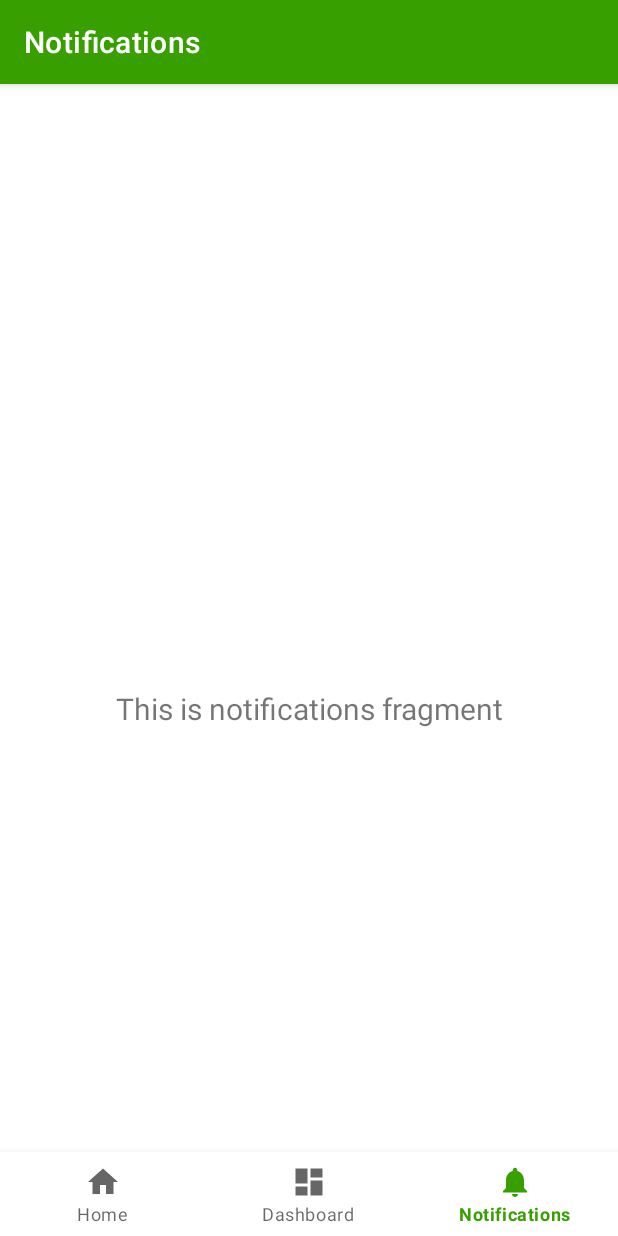
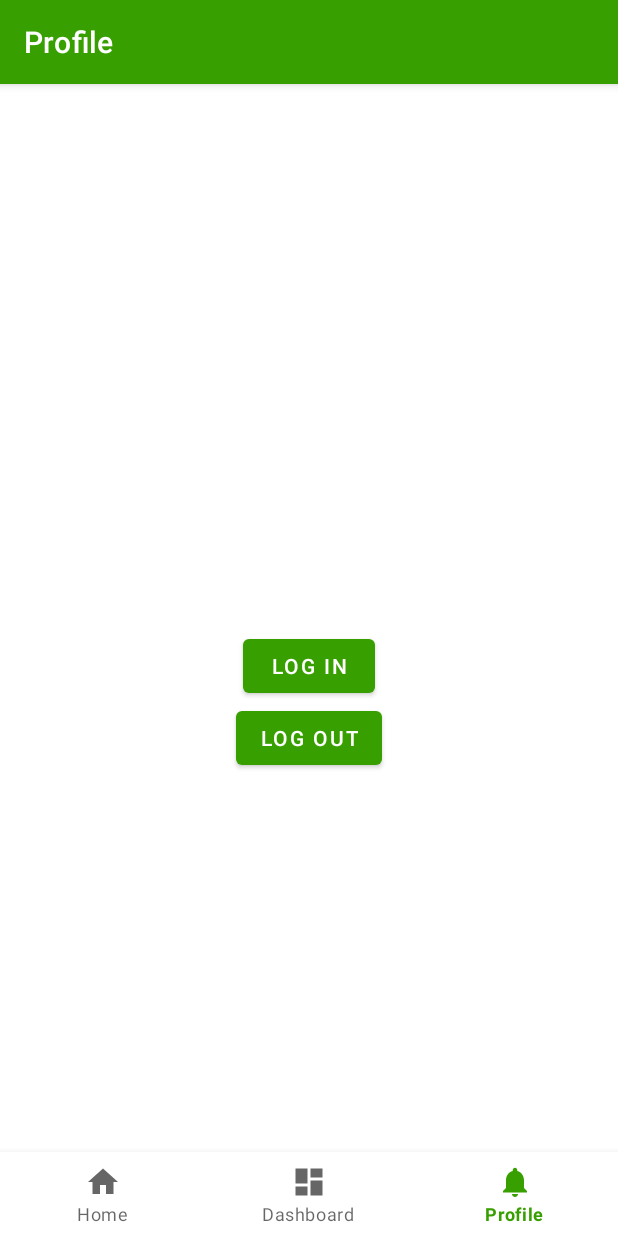
Before and after one commit to g-orl/JamParty, an Android app: the screen it shows after launch (MainActivity), item 3 of the bottom bar chosen, on a phone screen of 412 x 824 dp. Run offline under Robolectric (Android 15) with nearby library versions, the phone set to English and light mode, and no system bars; our stand-ins replace Firebase (no records; nobody signed in at launch, a user with empty details on screens opened directly), navigation-ui; libraries missing offline, so code that uses them is left out: com.spotify.android, com.spotify.sdk.

Commit message:
Added login functionality to new fragment profile

```diff
--- a/app/src/main/java/fr/eurecom/jamparty/MainActivity.java
+++ b/app/src/main/java/fr/eurecom/jamparty/MainActivity.java
@@ -7,6 +7,7 @@ import android.location.Location;
 import android.os.Bundle;
 import android.os.Looper;
 import android.util.Log;
+import android.widget.Toast;
 
 import com.google.android.gms.location.FusedLocationProviderClient;
 import com.google.android.gms.location.LocationCallback;
@@ -26,18 +27,15 @@ import androidx.navigation.Navigation;
 import androidx.navigation.ui.AppBarConfiguration;
 import androidx.navigation.ui.NavigationUI;
 
-import fr.eurecom.jamparty.databinding.ActivityMainBinding;
-
 import com.spotify.android.appremote.api.ConnectionParams;
 import com.spotify.android.appremote.api.Connector;
 import com.spotify.android.appremote.api.SpotifyAppRemote;
 
-import com.spotify.protocol.client.Subscription;
-import com.spotify.protocol.types.PlayerState;
-import com.spotify.protocol.types.Track;
 import com.spotify.sdk.android.auth.AuthorizationClient;
 import com.spotify.sdk.android.auth.AuthorizationRequest;
 import com.spotify.sdk.android.auth.AuthorizationResponse;
+
+import fr.eurecom.jamparty.databinding.ActivityMainBinding;
 
 
 public class MainActivity extends AppCompatActivity {
@@ -47,10 +45,11 @@ public class MainActivity extends AppCompatActivity {
     private FusedLocationProviderClient fusedLocationClient;
     public static String DATABASE_URL = "https://jamparty-c5fc6-default-rtdb.europe-west1.firebasedatabase.app/";
 
-    private static final String CLIENT_ID = "576209ee8d91417fbfc0e5ee2df80982";
-    private static final String REDIRECT_URI = "https://www.google.com/";
-    private SpotifyAppRemote mSpotifyAppRemote;
-    private static final int REQUEST_CODE = 1337;
+    public static String ACCESS_TOKEN = "";
+    public static final String CLIENT_ID = "576209ee8d91417fbfc0e5ee2df80982";
+    public static final String REDIRECT_URI = "fr.eurecom.jamparty://logged";
+    public static SpotifyAppRemote mSpotifyAppRemote;
+    public static final int REQUEST_CODE = 1337;
 
     @Override
     protected void onCreate(Bundle savedInstanceState) {
@@ -62,7 +61,7 @@ public class MainActivity extends AppCompatActivity {
         // Passing each menu ID as a set of Ids because each
         // menu should be considered as top level destinations.
         AppBarConfiguration appBarConfiguration = new AppBarConfiguration.Builder(
-                R.id.navigation_home, R.id.navigation_dashboard, R.id.navigation_notifications)
+                R.id.navigation_home, R.id.navigation_dashboard, R.id.navigation_profile)
                 .build();
         NavController navController = Navigation.findNavController(this, R.id.nav_host_fragment_activity_main);
         NavigationUI.setupActionBarWithNavController(this, navController, appBarConfiguration);
@@ -162,51 +161,19 @@ public class MainActivity extends AppCompatActivity {
     }
 
     private void connected(){
-        System.out.println("Connected to spotify");
+        mSpotifyAppRemote.getPlayerApi().resume();
+        // mSpotifyAppRemote.getPlayerApi().play("spotify:playlist:37i9dQZF1DX2sUQwD7tbmL");
     }
 
-    @Override
-    protected void onStart() {
-        super.onStart();
-        // Set the connection parameters
-        ConnectionParams connectionParams =
-                new ConnectionParams.Builder(CLIENT_ID)
-                        .setRedirectUri(REDIRECT_URI)
-                        .showAuthView(true)
-                        .build();
 
-        // Request code will be used to verify if result comes from the login activity. Can be set to any integer.
-
-        AuthorizationRequest.Builder builder =
-                new AuthorizationRequest.Builder(CLIENT_ID, AuthorizationResponse.Type.TOKEN, REDIRECT_URI);
-
-        builder.setScopes(new String[]{"streaming"});
-        AuthorizationRequest request = builder.build();
-
-        AuthorizationClient.openLoginActivity(this, REQUEST_CODE, request);
-
-
-        SpotifyAppRemote.connect(this, connectionParams,
-                new Connector.ConnectionListener() {
-
-                    @Override
-                    public void onConnected(SpotifyAppRemote spotifyAppRemote) {
-                        mSpotifyAppRemote = spotifyAppRemote;
-                        Log.d("MainActivity", "Connected! Yay!");
-
-                        // Now you can start interacting with App Remote
-                        connected();
-                    }
-
-                    @Override
-                    public void onFailure(Throwable throwable) {
-                        Log.e("MainActivity", throwable.getMessage(), throwable);
-
-                        // Something went wrong when attempting to connect! Handle errors here
-                    }
-                });
+    /*
+    public void spawnJoin(View v) {
+        if(location == null)
+            return;
+        JoinFragment floatingFragment = new JoinFragment();
+        floatingFragment.show(getSupportFragmentManager(), "YourFloatingFragmentTag");
     }
-
+    */
     protected void onActivityResult(int requestCode, int resultCode, Intent intent) {
         super.onActivityResult(requestCode, resultCode, intent);
 
@@ -218,7 +185,33 @@ public class MainActivity extends AppCompatActivity {
                 // Response was successful and contains auth token
                 case TOKEN:
                     // Handle successful response
-                    System.out.println("Token was received: " + response.getAccessToken().toString());
+
+                    ConnectionParams connectionParams =
+                            new ConnectionParams.Builder(CLIENT_ID)
+                                    .setRedirectUri(REDIRECT_URI)
+                                    .showAuthView(true)
+                                    .build();
+
+                    SpotifyAppRemote.connect(this, connectionParams,
+                            new Connector.ConnectionListener() {
+
+                                @Override
+                                public void onConnected(SpotifyAppRemote spotifyAppRemote) {
+                                    mSpotifyAppRemote = spotifyAppRemote;
+                                    Toast.makeText(MainActivity.this, "Connected", Toast.LENGTH_SHORT).show();
+
+                                    // Now you can start interacting with App Remote
+                                    connected();
+                                }
+
+                                @Override
+                                public void onFailure(Throwable throwable) {
+                                    Log.e("MainActivity", throwable.getMessage(), throwable);
+                                    Toast.makeText(MainActivity.this, "Failed", Toast.LENGTH_SHORT).show();
+
+                                    // Something went wrong when attempting to connect! Handle errors here
+                                }
+                            });
                     break;
 
                 // Auth flow returned an error
@@ -233,12 +226,4 @@ public class MainActivity extends AppCompatActivity {
         }
     }
 
-    /*
-    public void spawnJoin(View v) {
-        if(location == null)
-            return;
-        JoinFragment floatingFragment = new JoinFragment();
-        floatingFragment.show(getSupportFragmentManager(), "YourFloatingFragmentTag");
-    }
-    */
 }
--- a/app/src/main/java/fr/eurecom/jamparty/ui/notifications/NotificationsFragment.java
+++ /dev/null
@@ -1,37 +0,0 @@
-package fr.eurecom.jamparty.ui.notifications;
-
-import android.os.Bundle;
-import android.view.LayoutInflater;
-import android.view.View;
-import android.view.ViewGroup;
-import android.widget.TextView;
-
-import androidx.annotation.NonNull;
-import androidx.fragment.app.Fragment;
-import androidx.lifecycle.ViewModelProvider;
-
-import fr.eurecom.jamparty.databinding.FragmentNotificationsBinding;
-
-public class NotificationsFragment extends Fragment {
-
-    private FragmentNotificationsBinding binding;
-
-    public View onCreateView(@NonNull LayoutInflater inflater,
-                             ViewGroup container, Bundle savedInstanceState) {
-        NotificationsViewModel notificationsViewModel =
-                new ViewModelProvider(this).get(NotificationsViewModel.class);
-
-        binding = FragmentNotificationsBinding.inflate(inflater, container, false);
-        View root = binding.getRoot();
-
-        final TextView textView = binding.textNotifications;
-        notificationsViewModel.getText().observe(getViewLifecycleOwner(), textView::setText);
-        return root;
-    }
-
-    @Override
-    public void onDestroyView() {
-        super.onDestroyView();
-        binding = null;
-    }
-}
--- /dev/null
+++ b/app/src/main/java/fr/eurecom/jamparty/ui/profile/ProfileFragment.java
@@ -0,0 +1,59 @@
+package fr.eurecom.jamparty.ui.profile;
+
+import android.os.Bundle;
+import android.view.LayoutInflater;
+import android.view.View;
+import android.view.ViewGroup;
+import android.widget.TextView;
+
+import androidx.annotation.NonNull;
+import androidx.fragment.app.Fragment;
+import androidx.lifecycle.ViewModelProvider;
+
+import com.spotify.sdk.android.auth.AuthorizationClient;
+import com.spotify.sdk.android.auth.AuthorizationRequest;
+import com.spotify.sdk.android.auth.AuthorizationResponse;
+
+import fr.eurecom.jamparty.MainActivity;
+import fr.eurecom.jamparty.databinding.FragmentProfileBinding;
+
+public class ProfileFragment extends Fragment {
+
+    private FragmentProfileBinding binding;
+
+    public View onCreateView(@NonNull LayoutInflater inflater,
+                             ViewGroup container, Bundle savedInstanceState) {
+        ProfileViewModel profileViewModel =
+                new ViewModelProvider(this).get(ProfileViewModel.class);
+
+        binding = FragmentProfileBinding.inflate(inflater, container, false);
+        View root = binding.getRoot();
+
+        binding.buttonLogin.setOnClickListener(new View.OnClickListener() {
+            @Override
+            public void onClick(View v) {
+                AuthorizationRequest.Builder builder =
+                        new AuthorizationRequest.Builder(MainActivity.CLIENT_ID, AuthorizationResponse.Type.TOKEN, MainActivity.REDIRECT_URI);
+
+                builder.setScopes(new String[]{"streaming"});
+                AuthorizationRequest request = builder.build();
+
+                AuthorizationClient.openLoginActivity(getActivity(), MainActivity.REQUEST_CODE, request);
+            }
+        });
+
+        binding.buttonLogout.setOnClickListener(new View.OnClickListener() {
+            @Override
+            public void onClick(View v) {
+                AuthorizationClient.clearCookies(getActivity());
+            }
+        });
+        return root;
+    }
+
+    @Override
+    public void onDestroyView() {
+        super.onDestroyView();
+        binding = null;
+    }
+}
--- a/app/src/main/java/fr/eurecom/jamparty/ui/notifications/NotificationsViewModel.java
+++ b/app/src/main/java/fr/eurecom/jamparty/ui/profile/ProfileViewModel.java
@@ -1,14 +1,14 @@
-package fr.eurecom.jamparty.ui.notifications;
+package fr.eurecom.jamparty.ui.profile;
 
 import androidx.lifecycle.LiveData;
 import androidx.lifecycle.MutableLiveData;
 import androidx.lifecycle.ViewModel;
 
-public class NotificationsViewModel extends ViewModel {
+public class ProfileViewModel extends ViewModel {
 
     private final MutableLiveData<String> mText;
 
-    public NotificationsViewModel() {
+    public ProfileViewModel() {
         mText = new MutableLiveData<>();
         mText.setValue("This is notifications fragment");
     }
--- a/app/src/main/res/layout/fragment_notifications.xml
+++ /dev/null
@@ -1,22 +0,0 @@
-<?xml version="1.0" encoding="utf-8"?>
-<androidx.constraintlayout.widget.ConstraintLayout xmlns:android="http://schemas.android.com/apk/res/android"
-    xmlns:app="http://schemas.android.com/apk/res-auto"
-    xmlns:tools="http://schemas.android.com/tools"
-    android:layout_width="match_parent"
-    android:layout_height="match_parent"
-    tools:context=".ui.notifications.NotificationsFragment">
-
-    <TextView
-        android:id="@+id/text_notifications"
-        android:layout_width="match_parent"
-        android:layout_height="wrap_content"
-        android:layout_marginStart="8dp"
-        android:layout_marginTop="8dp"
-        android:layout_marginEnd="8dp"
-        android:textAlignment="center"
-        android:textSize="20sp"
-        app:layout_constraintBottom_toBottomOf="parent"
-        app:layout_constraintEnd_toEndOf="parent"
-        app:layout_constraintStart_toStartOf="parent"
-        app:layout_constraintTop_toTopOf="parent" />
-</androidx.constraintlayout.widget.ConstraintLayout>
--- /dev/null
+++ b/app/src/main/res/layout/fragment_profile.xml
@@ -0,0 +1,30 @@
+<?xml version="1.0" encoding="utf-8"?>
+<androidx.constraintlayout.widget.ConstraintLayout xmlns:android="http://schemas.android.com/apk/res/android"
+    xmlns:app="http://schemas.android.com/apk/res-auto"
+    xmlns:tools="http://schemas.android.com/tools"
+    android:layout_width="match_parent"
+    android:layout_height="match_parent"
+    tools:context=".ui.profile.ProfileFragment">
+
+    <LinearLayout
+        android:layout_width="match_parent"
+        android:layout_height="match_parent"
+        android:gravity="center_horizontal|center_vertical"
+        android:orientation="vertical"
+        app:layout_constraintStart_toStartOf="parent"
+        app:layout_constraintTop_toTopOf="parent">
+
+        <Button
+            android:id="@+id/button_login"
+            android:layout_width="wrap_content"
+            android:layout_height="wrap_content"
+            android:text="Log In" />
+
+        <Button
+            android:id="@+id/button_logout"
+            android:layout_width="wrap_content"
+            android:layout_height="wrap_content"
+            android:text="Log Out" />
+    </LinearLayout>
+
+</androidx.constraintlayout.widget.ConstraintLayout>
--- a/app/src/main/res/menu/bottom_nav_menu.xml
+++ b/app/src/main/res/menu/bottom_nav_menu.xml
@@ -12,8 +12,8 @@
         android:title="@string/title_dashboard" />
 
     <item
-        android:id="@+id/navigation_notifications"
+        android:id="@+id/navigation_profile"
         android:icon="@drawable/ic_notifications_black_24dp"
-        android:title="@string/title_notifications" />
+        android:title="@string/title_profile" />
 
 </menu>
--- a/app/src/main/res/navigation/mobile_navigation.xml
+++ b/app/src/main/res/navigation/mobile_navigation.xml
@@ -18,8 +18,8 @@
         tools:layout="@layout/fragment_dashboard" />
 
     <fragment
-        android:id="@+id/navigation_notifications"
-        android:name="fr.eurecom.jamparty.ui.notifications.NotificationsFragment"
-        android:label="@string/title_notifications"
-        tools:layout="@layout/fragment_notifications" />
+        android:id="@+id/navigation_profile"
+        android:name="fr.eurecom.jamparty.ui.profile.ProfileFragment"
+        android:label="@string/title_profile"
+        tools:layout="@layout/fragment_profile" />
 </navigation>
--- a/app/src/main/res/values/strings.xml
+++ b/app/src/main/res/values/strings.xml
@@ -2,7 +2,7 @@
     <string name="app_name">JamParty</string>
     <string name="title_home">Home</string>
     <string name="title_dashboard">Dashboard</string>
-    <string name="title_notifications">Notifications</string>
+    <string name="title_profile">Profile</string>
     <string name="create_button">Create</string>
     <!-- TODO: Remove or change this placeholder text -->
     <string name="hello_blank_fragment">Hello blank fragment</string>
```
Also changed, not shown: app/src/main/AndroidManifest.xml (+20 -0 lines), app/src/main/java/fr/eurecom/jamparty/MySpotifyAuthorizationActivity.java (added, +105 -0 lines).
